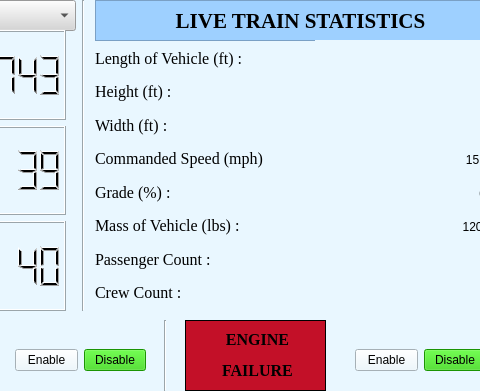
asmithie13/ECE-1140, file Train_Model/TrainModel_UI.ui: the form before one commit; both pictures show x 505 to 985 and y 0 to 391 of the 1186 by 720 pixel window.
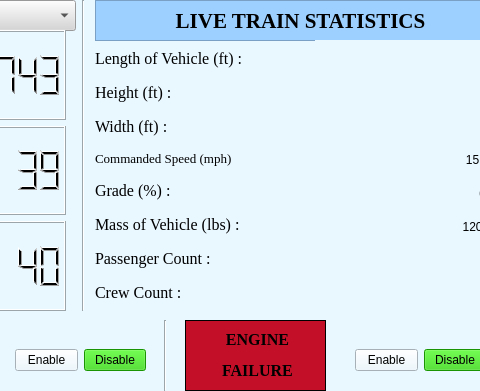
The form after the commit. Icons and pictures are not drawn.

Commit message: displays commanded speed!

Patch:
```diff
--- a/Train_Model/TrainModel_UI.ui
+++ b/Train_Model/TrainModel_UI.ui
@@ -922,7 +922,7 @@
      <rect>
       <x>600</x>
       <y>40</y>
-      <width>221</width>
+      <width>291</width>
       <height>271</height>
      </rect>
     </property>
@@ -1071,7 +1071,7 @@
        <property name="font">
         <font>
          <family>Times New Roman</family>
-         <pointsize>12</pointsize>
+         <pointsize>10</pointsize>
          <weight>9</weight>
          <italic>false</italic>
          <bold>false</bold>
```
Left out of the diff: 2 changed lines with no effect on the pictures. The commit also changes 1 other file.
